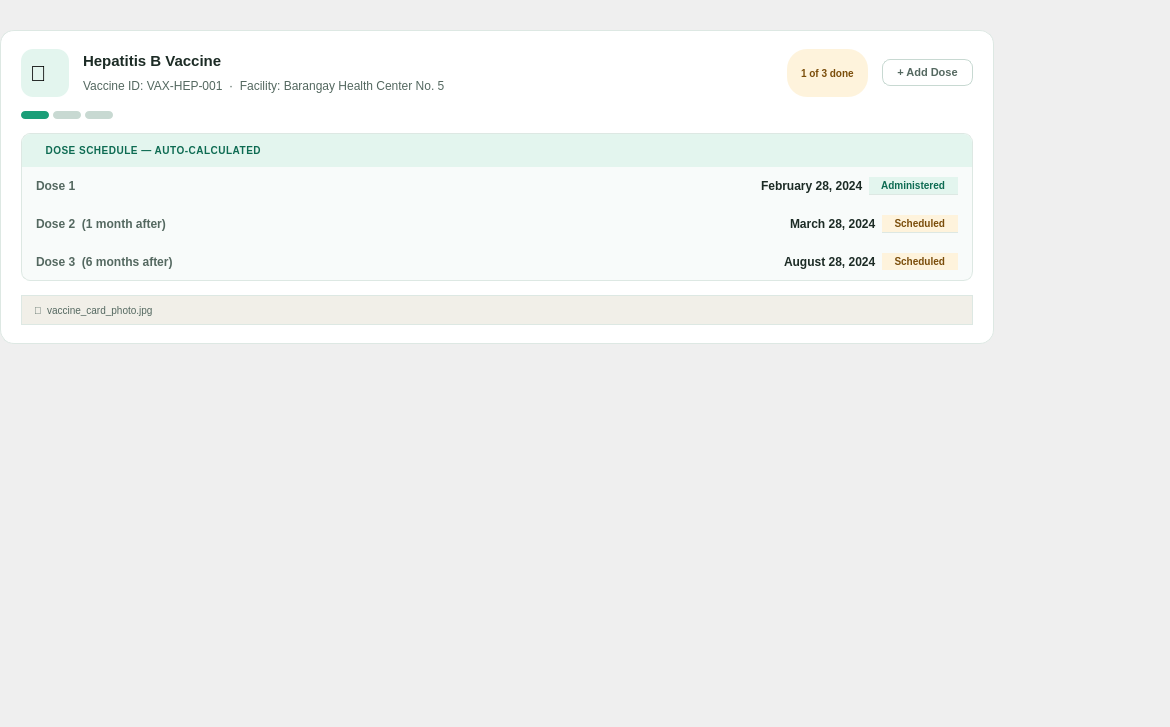
This is src/ui/card_vaccination.ui in shasheenahdeeneillelumasag/CCC151---Group-Project as Qt 5 draws it before an edit. The edited form follows.
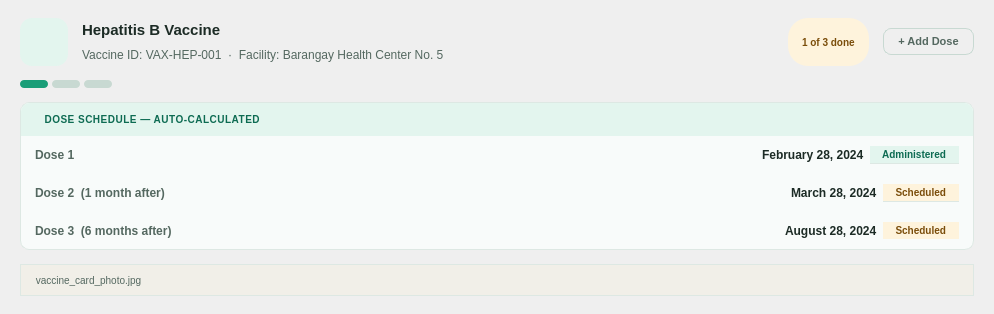
This is the edited form. Icons and pictures are not drawn.

Patch:
```diff
--- a/src/ui/card_vaccination.ui
+++ b/src/ui/card_vaccination.ui
@@ -1,427 +1,228 @@
 <?xml version='1.0' encoding='utf-8'?>
 <ui version="4.0">
  <class>Form</class>
- <widget class="QWidget" name="Form">
+ <widget class="QFrame" name="vaxCard">
   <property name="geometry">
-   <rect>
-    <x>0</x>
-    <y>0</y>
-    <width>1170</width>
-    <height>727</height>
-   </rect>
-  </property>
-  <property name="windowTitle">
-   <string>Form</string>
-  </property>
-  <widget class="QFrame" name="vaxCard1">
-   <property name="geometry">
-    <rect>
-     <x>0</x>
-     <y>30</y>
-     <width>994</width>
-     <height>314</height>
-    </rect>
+   <rect><x>0</x><y>0</y><width>994</width><height>314</height></rect>
    </property>
    <property name="styleSheet">
-    <string>QFrame#vaxCard1 { background: #FFFFFF; border: 1px solid #DDE8E3; border-radius: 14px; }</string>
+   <string>QFrame#vaxCard { background: #FFFFFF; border: 1px solid #DDE8E3; border-radius: 14px; }</string>
    </property>
    <layout class="QVBoxLayout">
-    <property name="spacing">
-     <number>14</number>
-    </property>
-    <property name="leftMargin">
-     <number>20</number>
-    </property>
-    <property name="topMargin">
-     <number>18</number>
-    </property>
-    <property name="rightMargin">
-     <number>20</number>
-    </property>
-    <property name="bottomMargin">
-     <number>18</number>
-    </property>
+   <property name="spacing"><number>14</number></property>
+   <property name="leftMargin"><number>20</number></property>
+   <property name="topMargin"><number>18</number></property>
+   <property name="rightMargin"><number>20</number></property>
+   <property name="bottomMargin"><number>18</number></property>
     <item>
-     <layout class="QHBoxLayout" name="_2">
-      <property name="spacing">
-       <number>14</number>
-      </property>
+    <layout class="QHBoxLayout">
+     <property name="spacing"><number>14</number></property>
       <item>
-       <widget class="QLabel" name="vax1Ico">
-        <property name="minimumSize">
-         <size>
-          <width>48</width>
-          <height>48</height>
-         </size>
-        </property>
-        <property name="maximumSize">
-         <size>
-          <width>48</width>
-          <height>48</height>
-         </size>
-        </property>
+      <widget class="QLabel" name="vaxIco">
+       <property name="minimumSize"><size><width>48</width><height>48</height></size></property>
+       <property name="maximumSize"><size><width>48</width><height>48</height></size></property>
         <property name="styleSheet">
-         <string>QLabel { background: #E3F5EE; border-radius: 12px; font-size: 22px; padding: 4px; }</string>
-        </property>
-        <property name="text">
-         <string>💉</string>
-        </property>
+        <string>QLabel { background: #E3F5EE; border-radius: 12px; padding: 4px; }</string>
+       </property>
+       <property name="pixmap"><pixmap><normaloff>:/assets/ic_vaccine.svg</normaloff>:/assets/ic_vaccine.svg</pixmap></property>
+       <property name="scaledContents"><bool>true</bool></property>
        </widget>
       </item>
       <item>
-       <layout class="QVBoxLayout" name="_3">
-        <property name="spacing">
-         <number>3</number>
-        </property>
+      <layout class="QVBoxLayout">
+       <property name="spacing"><number>3</number></property>
         <item>
-         <widget class="QLabel" name="label">
+        <widget class="QLabel" name="lblVaccineName">
           <property name="styleSheet">
            <string>QLabel { font-size: 15px; font-weight: bold; color: #1C2B25; }</string>
           </property>
-          <property name="text">
-           <string>Hepatitis B Vaccine</string>
-          </property>
+         <property name="text"><string>Hepatitis B Vaccine</string></property>
          </widget>
         </item>
         <item>
-         <widget class="QLabel" name="label_2">
+        <widget class="QLabel" name="lblVaccineMeta">
           <property name="styleSheet">
            <string>QLabel { font-size: 12px; color: #546860; }</string>
           </property>
-          <property name="text">
-           <string>Vaccine ID: VAX-HEP-001  ·  Facility: Barangay Health Center No. 5</string>
-          </property>
+         <property name="text"><string>Vaccine ID: VAX-HEP-001  ·  Facility: Barangay Health Center No. 5</string></property>
          </widget>
         </item>
        </layout>
       </item>
       <item>
        <spacer>
-        <property name="orientation">
-         <enum>Qt::Horizontal</enum>
-        </property>
-        <property name="sizeHint" stdset="0">
-         <size>
-          <width>0</width>
-          <height>0</height>
-         </size>
-        </property>
+       <property name="orientation"><enum>Qt::Horizontal</enum></property>
+       <property name="sizeHint" stdset="0"><size><width>0</width><height>0</height></size></property>
        </spacer>
       </item>
       <item>
-       <widget class="QLabel" name="label_3">
+      <widget class="QLabel" name="lblDoseBadge">
         <property name="styleSheet">
          <string>QLabel { background: #FEF3DC; color: #7A4D0A; font-size: 10px; font-weight: bold; border-radius: 20px; padding: 3px 11px; }</string>
         </property>
-        <property name="text">
-         <string>1 of 3 done</string>
-        </property>
+       <property name="text"><string>1 of 3 done</string></property>
        </widget>
       </item>
       <item>
-       <widget class="QPushButton" name="btnAddDose1">
+      <widget class="QPushButton" name="btnAddDose">
         <property name="styleSheet">
          <string>QPushButton { background: transparent; color: #546860; font-size: 11px; font-weight: 600; border: 1px solid #C8D9D2; border-radius: 8px; padding: 6px 14px; } QPushButton:hover { background: #E3F5EE; }</string>
         </property>
-        <property name="text">
-         <string>+ Add Dose</string>
-        </property>
+       <property name="text"><string>+ Add Dose</string></property>
        </widget>
       </item>
      </layout>
     </item>
     <item>
-     <layout class="QHBoxLayout" name="_4">
-      <property name="spacing">
-       <number>4</number>
-      </property>
+    <layout class="QHBoxLayout">
+     <property name="spacing"><number>4</number></property>
       <item>
-       <widget class="QFrame" name="frame">
-        <property name="minimumSize">
-         <size>
-          <width>28</width>
-          <height>8</height>
-         </size>
-        </property>
-        <property name="maximumSize">
-         <size>
-          <width>28</width>
-          <height>8</height>
-         </size>
-        </property>
-        <property name="styleSheet">
-         <string>QFrame { background: #1A9E78; border-radius: 4px; }</string>
-        </property>
+      <widget class="QFrame" name="pip1">
+       <property name="minimumSize"><size><width>28</width><height>8</height></size></property>
+       <property name="maximumSize"><size><width>28</width><height>8</height></size></property>
+       <property name="styleSheet"><string>QFrame { background: #1A9E78; border-radius: 4px; }</string></property>
        </widget>
       </item>
       <item>
-       <widget class="QFrame" name="frame_2">
-        <property name="minimumSize">
-         <size>
-          <width>28</width>
-          <height>8</height>
-         </size>
-        </property>
-        <property name="maximumSize">
-         <size>
-          <width>28</width>
-          <height>8</height>
-         </size>
-        </property>
-        <property name="styleSheet">
-         <string>QFrame { background: #C8D9D2; border-radius: 4px; }</string>
-        </property>
+      <widget class="QFrame" name="pip2">
+       <property name="minimumSize"><size><width>28</width><height>8</height></size></property>
+       <property name="maximumSize"><size><width>28</width><height>8</height></size></property>
+       <property name="styleSheet"><string>QFrame { background: #C8D9D2; border-radius: 4px; }</string></property>
        </widget>
       </item>
       <item>
-       <widget class="QFrame" name="frame_3">
-        <property name="minimumSize">
-         <size>
-          <width>28</width>
-          <height>8</height>
-         </size>
-        </property>
-        <property name="maximumSize">
-         <size>
-          <width>28</width>
-          <height>8</height>
-         </size>
-        </property>
-        <property name="styleSheet">
-         <string>QFrame { background: #C8D9D2; border-radius: 4px; }</string>
-        </property>
+      <widget class="QFrame" name="pip3">
+       <property name="minimumSize"><size><width>28</width><height>8</height></size></property>
+       <property name="maximumSize"><size><width>28</width><height>8</height></size></property>
+       <property name="styleSheet"><string>QFrame { background: #C8D9D2; border-radius: 4px; }</string></property>
        </widget>
       </item>
       <item>
        <spacer>
-        <property name="orientation">
-         <enum>Qt::Horizontal</enum>
-        </property>
-        <property name="sizeHint" stdset="0">
-         <size>
-          <width>0</width>
-          <height>0</height>
-         </size>
-        </property>
+       <property name="orientation"><enum>Qt::Horizontal</enum></property>
+       <property name="sizeHint" stdset="0"><size><width>0</width><height>0</height></size></property>
        </spacer>
       </item>
      </layout>
     </item>
     <item>
-     <widget class="QFrame" name="doseSchedule1">
+    <widget class="QFrame" name="doseSchedule">
       <property name="styleSheet">
-       <string>QFrame#doseSchedule1 { background: #F8FBFA; border: 1px solid #DDE8E3; border-radius: 9px; }</string>
-      </property>
-      <layout class="QVBoxLayout" name="_5">
-       <property name="spacing">
-        <number>0</number>
-       </property>
-       <property name="leftMargin">
-        <number>0</number>
-       </property>
-       <property name="topMargin">
-        <number>0</number>
-       </property>
-       <property name="rightMargin">
-        <number>0</number>
-       </property>
-       <property name="bottomMargin">
-        <number>0</number>
-       </property>
+      <string>QFrame#doseSchedule { background: #F8FBFA; border: 1px solid #DDE8E3; border-radius: 9px; }</string>
+     </property>
+     <layout class="QVBoxLayout">
+      <property name="spacing"><number>0</number></property>
+      <property name="leftMargin"><number>0</number></property>
+      <property name="topMargin"><number>0</number></property>
+      <property name="rightMargin"><number>0</number></property>
+      <property name="bottomMargin"><number>0</number></property>
        <item>
-        <widget class="QLabel" name="dsHead1">
+       <widget class="QLabel" name="dsHead">
          <property name="styleSheet">
           <string>QLabel { background: #E3F5EE; color: #0D6B52; font-size: 10px; font-weight: bold; letter-spacing: 0.5px; padding: 10px 14px; border-top-left-radius: 9px; border-top-right-radius: 9px; }</string>
          </property>
-         <property name="text">
-          <string>  DOSE SCHEDULE — AUTO-CALCULATED</string>
-         </property>
+        <property name="text"><string>  DOSE SCHEDULE — AUTO-CALCULATED</string></property>
         </widget>
        </item>
        <item>
-        <widget class="QFrame" name="ds1row1">
-         <property name="styleSheet">
-          <string>QFrame { border-bottom: 1px solid #DDE8E3; }</string>
-         </property>
-         <layout class="QHBoxLayout" name="_6">
-          <property name="leftMargin">
-           <number>14</number>
-          </property>
-          <property name="topMargin">
-           <number>10</number>
-          </property>
-          <property name="rightMargin">
-           <number>14</number>
-          </property>
-          <property name="bottomMargin">
-           <number>10</number>
-          </property>
+       <widget class="QFrame" name="dsRow1">
+        <property name="styleSheet"><string>QFrame { border-bottom: 1px solid #DDE8E3; }</string></property>
+        <layout class="QHBoxLayout">
+         <property name="leftMargin"><number>14</number></property>
+         <property name="topMargin"><number>10</number></property>
+         <property name="rightMargin"><number>14</number></property>
+         <property name="bottomMargin"><number>10</number></property>
           <item>
-           <widget class="QLabel" name="label_4">
-            <property name="styleSheet">
-             <string>QLabel { font-size: 12px; color: #546860; font-weight: 500; }</string>
-            </property>
-            <property name="text">
-             <string>Dose 1</string>
-            </property>
+          <widget class="QLabel" name="lblDose1">
+           <property name="styleSheet"><string>QLabel { font-size: 12px; color: #546860; font-weight: 500; }</string></property>
+           <property name="text"><string>Dose 1</string></property>
            </widget>
           </item>
           <item>
            <spacer>
-            <property name="orientation">
-             <enum>Qt::Horizontal</enum>
-            </property>
-            <property name="sizeHint" stdset="0">
-             <size>
-              <width>0</width>
-              <height>0</height>
-             </size>
-            </property>
+           <property name="orientation"><enum>Qt::Horizontal</enum></property>
+           <property name="sizeHint" stdset="0"><size><width>0</width><height>0</height></size></property>
            </spacer>
           </item>
           <item>
-           <widget class="QLabel" name="label_5">
-            <property name="styleSheet">
-             <string>QLabel { font-size: 12px; font-weight: bold; color: #1C2B25; }</string>
-            </property>
-            <property name="text">
-             <string>February 28, 2024</string>
-            </property>
+          <widget class="QLabel" name="lblDose1Date">
+           <property name="styleSheet"><string>QLabel { font-size: 12px; font-weight: bold; color: #1C2B25; }</string></property>
+           <property name="text"><string>February 28, 2024</string></property>
            </widget>
           </item>
           <item>
-           <widget class="QLabel" name="label_6">
-            <property name="styleSheet">
-             <string>QLabel { background: #E3F5EE; color: #0D6B52; font-size: 10px; font-weight: bold; border-radius: 20px; padding: 2px 4px; }</string>
-            </property>
-            <property name="text">
-             <string>  Administered  </string>
-            </property>
+          <widget class="QLabel" name="lblDose1Status">
+           <property name="styleSheet"><string>QLabel { background: #E3F5EE; color: #0D6B52; font-size: 10px; font-weight: bold; border-radius: 20px; padding: 2px 4px; }</string></property>
+           <property name="text"><string>  Administered  </string></property>
            </widget>
           </item>
          </layout>
         </widget>
        </item>
        <item>
-        <widget class="QFrame" name="ds1row2">
-         <property name="styleSheet">
-          <string>QFrame { border-bottom: 1px solid #DDE8E3; }</string>
-         </property>
-         <layout class="QHBoxLayout" name="_7">
-          <property name="leftMargin">
-           <number>14</number>
-          </property>
-          <property name="topMargin">
-           <number>10</number>
-          </property>
-          <property name="rightMargin">
-           <number>14</number>
-          </property>
-          <property name="bottomMargin">
-           <number>10</number>
-          </property>
+       <widget class="QFrame" name="dsRow2">
+        <property name="styleSheet"><string>QFrame { border-bottom: 1px solid #DDE8E3; }</string></property>
+        <layout class="QHBoxLayout">
+         <property name="leftMargin"><number>14</number></property>
+         <property name="topMargin"><number>10</number></property>
+         <property name="rightMargin"><number>14</number></property>
+         <property name="bottomMargin"><number>10</number></property>
           <item>
-           <widget class="QLabel" name="label_7">
-            <property name="styleSheet">
-             <string>QLabel { font-size: 12px; color: #546860; font-weight: 500; }</string>
-            </property>
-            <property name="text">
-             <string>Dose 2  (1 month after)</string>
-            </property>
+          <widget class="QLabel" name="lblDose2">
+           <property name="styleSheet"><string>QLabel { font-size: 12px; color: #546860; font-weight: 500; }</string></property>
+           <property name="text"><string>Dose 2  (1 month after)</string></property>
            </widget>
           </item>
           <item>
            <spacer>
-            <property name="orientation">
-             <enum>Qt::Horizontal</enum>
-            </property>
-            <property name="sizeHint" stdset="0">
-             <size>
-              <width>0</width>
-              <height>0</height>
-             </size>
-            </property>
+           <property name="orientation"><enum>Qt::Horizontal</enum></property>
+           <property name="sizeHint" stdset="0"><size><width>0</width><height>0</height></size></property>
            </spacer>
           </item>
           <item>
-           <widget class="QLabel" name="label_8">
-            <property name="styleSheet">
-             <string>QLabel { font-size: 12px; font-weight: bold; color: #1C2B25; }</string>
-            </property>
-            <property name="text">
-             <string>March 28, 2024</string>
-            </property>
+          <widget class="QLabel" name="lblDose2Date">
+           <property name="styleSheet"><string>QLabel { font-size: 12px; font-weight: bold; color: #1C2B25; }</string></property>
+           <property name="text"><string>March 28, 2024</string></property>
            </widget>
           </item>
           <item>
-           <widget class="QLabel" name="label_9">
-            <property name="styleSheet">
-             <string>QLabel { background: #FEF3DC; color: #7A4D0A; font-size: 10px; font-weight: bold; border-radius: 20px; padding: 2px 4px; }</string>
-            </property>
-            <property name="text">
-             <string>  Scheduled  </string>
-            </property>
+          <widget class="QLabel" name="lblDose2Status">
+           <property name="styleSheet"><string>QLabel { background: #FEF3DC; color: #7A4D0A; font-size: 10px; font-weight: bold; border-radius: 20px; padding: 2px 4px; }</string></property>
+           <property name="text"><string>  Scheduled  </string></property>
            </widget>
           </item>
          </layout>
         </widget>
        </item>
        <item>
-        <widget class="QFrame" name="ds1row3">
-         <layout class="QHBoxLayout" name="_8">
-          <property name="leftMargin">
-           <number>14</number>
-          </property>
-          <property name="topMargin">
-           <number>10</number>
-          </property>
-          <property name="rightMargin">
-           <number>14</number>
-          </property>
-          <property name="bottomMargin">
-           <number>10</number>
-          </property>
+       <widget class="QFrame" name="dsRow3">
+        <layout class="QHBoxLayout">
+         <property name="leftMargin"><number>14</number></property>
+         <property name="topMargin"><number>10</number></property>
+         <property name="rightMargin"><number>14</number></property>
+         <property name="bottomMargin"><number>10</number></property>
           <item>
-           <widget class="QLabel" name="label_10">
-            <property name="styleSheet">
-             <string>QLabel { font-size: 12px; color: #546860; font-weight: 500; }</string>
-            </property>
-            <property name="text">
-             <string>Dose 3  (6 months after)</string>
-            </property>
+          <widget class="QLabel" name="lblDose3">
+           <property name="styleSheet"><string>QLabel { font-size: 12px; color: #546860; font-weight: 500; }</string></property>
+           <property name="text"><string>Dose 3  (6 months after)</string></property>
            </widget>
           </item>
           <item>
            <spacer>
-            <property name="orientation">
-             <enum>Qt::Horizontal</enum>
-            </property>
-            <property name="sizeHint" stdset="0">
-             <size>
-              <width>0</width>
-              <height>0</height>
-             </size>
-            </property>
+           <property name="orientation"><enum>Qt::Horizontal</enum></property>
+           <property name="sizeHint" stdset="0"><size><width>0</width><height>0</height></size></property>
            </spacer>
           </item>
           <item>
-           <widget class="QLabel" name="label_11">
-            <property name="styleSheet">
-             <string>QLabel { font-size: 12px; font-weight: bold; color: #1C2B25; }</string>
-            </property>
-            <property name="text">
-             <string>August 28, 2024</string>
-            </property>
+          <widget class="QLabel" name="lblDose3Date">
+           <property name="styleSheet"><string>QLabel { font-size: 12px; font-weight: bold; color: #1C2B25; }</string></property>
+           <property name="text"><string>August 28, 2024</string></property>
            </widget>
           </item>
           <item>
-           <widget class="QLabel" name="label_12">
-            <property name="styleSheet">
-             <string>QLabel { background: #FEF3DC; color: #7A4D0A; font-size: 10px; font-weight: bold; border-radius: 20px; padding: 2px 4px; }</string>
-            </property>
-            <property name="text">
-             <string>  Scheduled  </string>
-            </property>
+          <widget class="QLabel" name="lblDose3Status">
+           <property name="styleSheet"><string>QLabel { background: #FEF3DC; color: #7A4D0A; font-size: 10px; font-weight: bold; border-radius: 20px; padding: 2px 4px; }</string></property>
+           <property name="text"><string>  Scheduled  </string></property>
            </widget>
           </item>
          </layout>
@@ -431,18 +232,15 @@
      </widget>
     </item>
     <item>
-     <widget class="QLabel" name="label_13">
+    <widget class="QLabel" name="lblVaxCardPhoto">
       <property name="styleSheet">
        <string>QLabel { background: #F1EFE8; border: 1px solid #DDE8E3; border-radius: 20px; font-size: 10px; color: #546860; padding: 3px 10px; }</string>
       </property>
-      <property name="text">
-       <string>📎  vaccine_card_photo.jpg</string>
-      </property>
+     <property name="text"><string> vaccine_card_photo.jpg</string></property>
      </widget>
     </item>
    </layout>
   </widget>
- </widget>
- <resources />
- <connections />
+ <resources/>
+ <connections/>
 </ui>
```
Left out of the diff: 2 changed lines with no effect on the pictures. Lines whose indentation alone changed are shown as unchanged.
